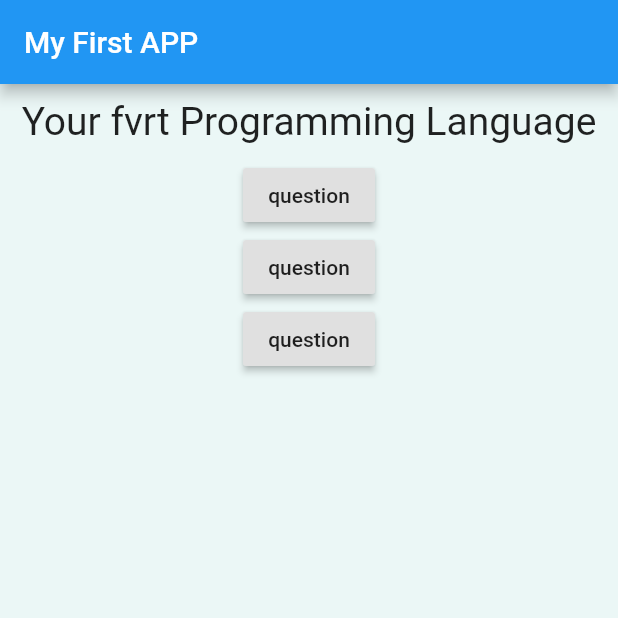
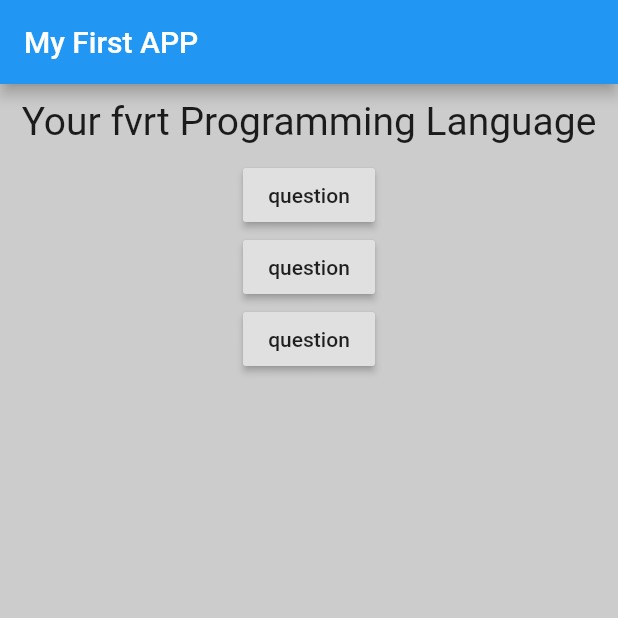
Before and after one commit to awaisOT/test1, a Flutter app: the screen it shows after launch, on a phone screen of 412 x 824 dp, the top half of it. Run offline on Flutter 3.47's test engine with Material 2 defaults, Android fonts, the phone set to English and light mode, and no system bars.

```diff
--- a/lib/main.dart
+++ b/lib/main.dart
@@ -40,7 +40,7 @@ class _MyAppState extends State<MyApp> {
             Options(quizlet),
             Options(quizlet)
           ]),
-          backgroundColor: const Color.fromARGB(255, 235, 247, 246)),
+          backgroundColor: Color.fromARGB(255, 204, 204, 204)),
     );
   }
 }
```
